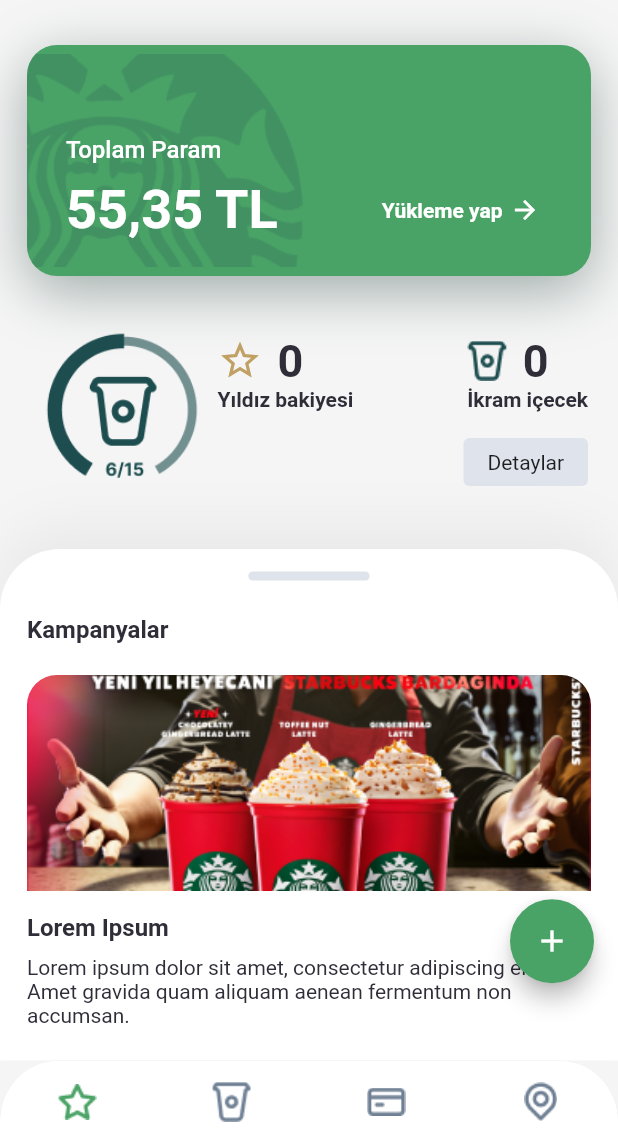
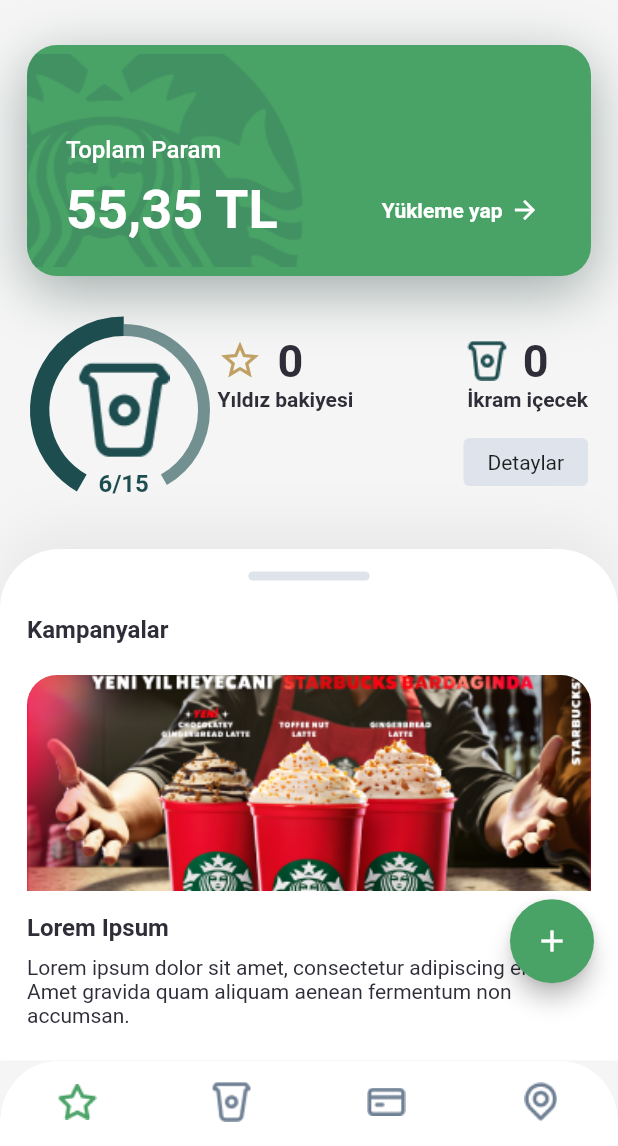
Before and after one commit to NguyenKhacMung/flutter-buoi6-actionListView, a Flutter app: the screen it shows after launch, on a phone screen of 412 x 824 dp, the part 90-1236 px from its top. Run offline on Flutter 3.47's test engine with Material 2 defaults, Android fonts, the phone set to English and light mode, and no system bars; drawn by our look-alikes of fl_chart.

Commit message:
add lib Pie Chart

```diff
--- a/lib/screen/HomePage.dart
+++ b/lib/screen/HomePage.dart
@@ -1,3 +1,4 @@
+import 'package:fl_chart/fl_chart.dart';
 import 'package:flutter/material.dart';
 import 'package:session6/component/AppBar.dart';
 
@@ -94,11 +95,62 @@
               padding: const EdgeInsets.symmetric(horizontal: 20),
               child: Row(
                 children: [
-                  Image.asset(
-                    "assets/images/Chart.png",
+                  // Image.asset(
+                  //   "assets/images/Chart.png",
+                  //   width: 125,
+                  //   height: 125,
+                  //   fit: BoxFit.cover,
+                  // ),
+                  Container(
+                    height: 125,
                     width: 125,
-                    height: 125,
-                    fit: BoxFit.cover,
+                    child: Stack(
+                      children: [
+                        PieChart(
+                          PieChartData(
+                            sectionsSpace: 0,
+                            startDegreeOffset: -90,
+                            sections: [
+                              PieChartSectionData(
+                                color: Color(0xff1D4D4F).withOpacity(0.6),
+                                value: 50,
+                                radius: 8,
+                                showTitle: false,
+                              ),
+                              PieChartSectionData(
+                                color: Colors.transparent,
+                                value: 20,
+                                radius: 13,
+                                title: "6/15",
+                                titleStyle: TextStyle(
+                                  color: Color(0xff1D4D4F),
+                                  fontWeight: FontWeight.bold,
+                                  fontSize: 16,
+                                ),
+                                titlePositionPercentageOffset: -0.05,
+                              ),
+                              PieChartSectionData(
+                                color: Color(0xff1D4D4F),
+                                value: 50,
+                                radius: 13,
+                                showTitle: false,
+                              ),
+                            ],
+                          ),
+                        ),
+                        Positioned.fill(
+                          child: InkWell(
+                            onTap: () {},
+                            child: Image.asset(
+                              "assets/images/chart2.png",
+                              // width: 60,
+                              // height: 62,
+                              // fit: BoxFit.cover,
+                            ),
+                          ),
+                        ),
+                      ],
+                    ),
                   ),
                   Expanded(
                     child: Column(
--- a/pubspec.yaml
+++ b/pubspec.yaml
@@ -28,6 +28,7 @@
   # The following adds the Cupertino Icons font to your application.
   # Use with the CupertinoIcons class for iOS style icons.
   cupertino_icons: ^1.0.2
+  fl_chart: ^0.40.6
 
 dev_dependencies:
   flutter_test:
```
Also changed, not shown: assets/images/chart2.png (added), pubspec.lock.
